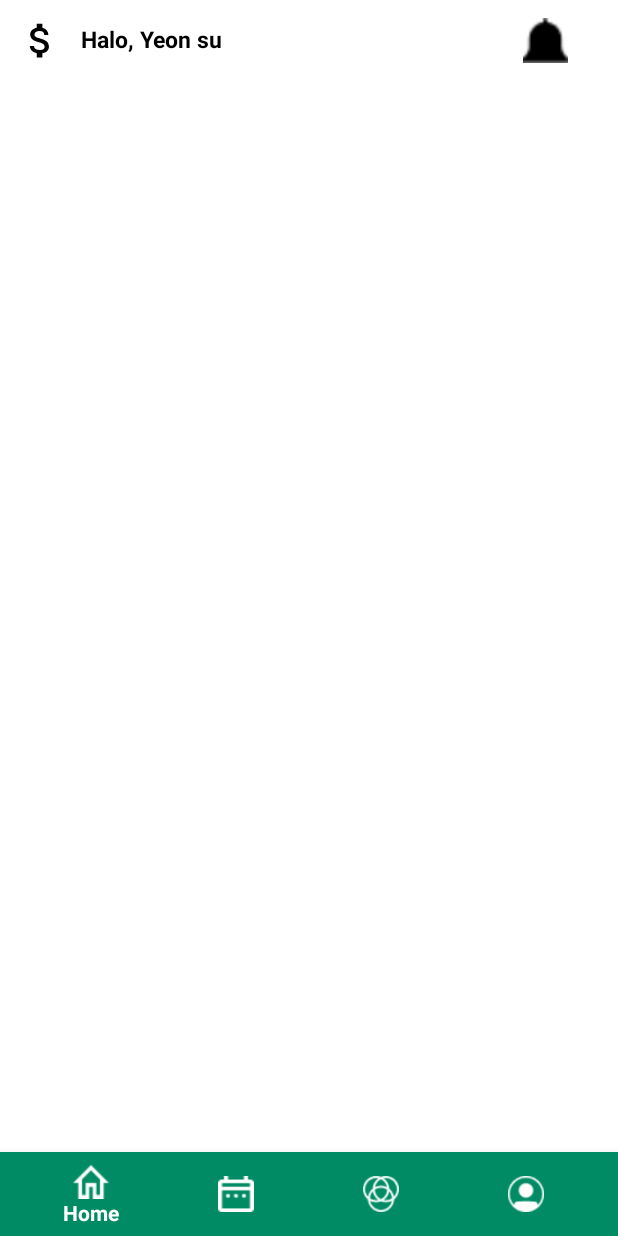
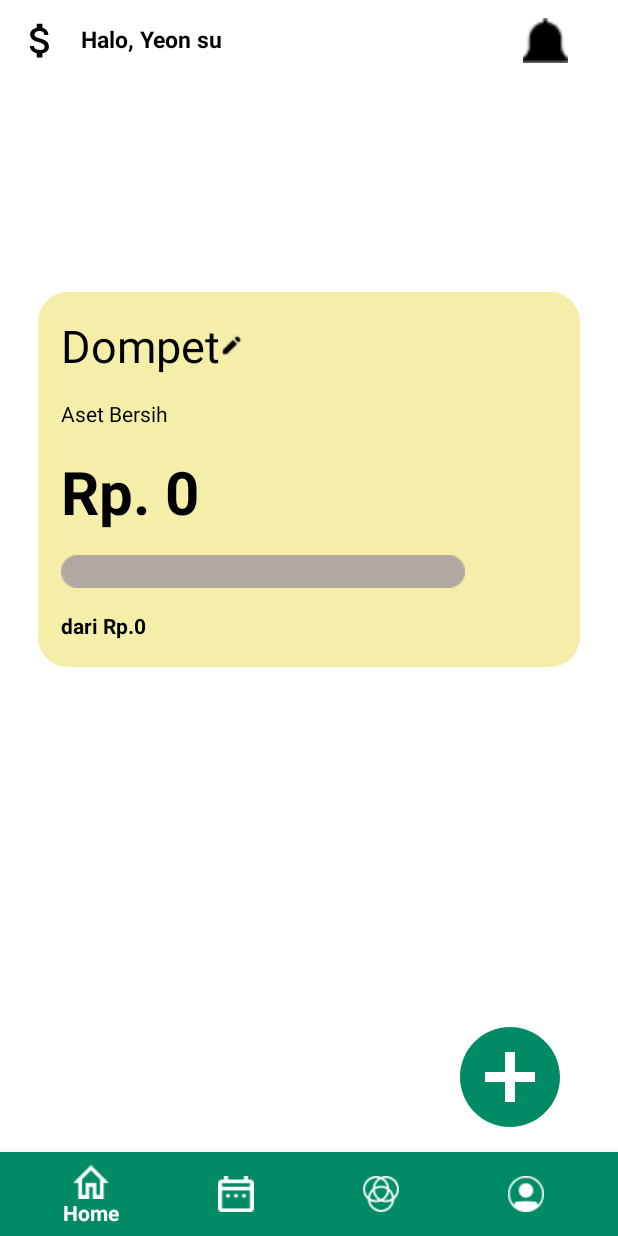
Before and after one commit to fillah11/MassiveC-mAYMO, an Android app: the screen it shows after launch once a user with an empty profile is signed in (MainActivity), on a phone screen of 412 x 824 dp. Run offline under Robolectric (Android 15) with nearby library versions, the phone set to English and light mode, and no system bars; our stand-ins replace Firebase (no records; nobody signed in at launch, a user with empty details on screens opened directly); 4 statements that could not run were skipped.

Commit message:
home dompet berhasil

```diff
--- a/app/src/main/java/com/fillah/massiveaha/fragment/HomeFragment.kt
+++ b/app/src/main/java/com/fillah/massiveaha/fragment/HomeFragment.kt
@@ -7,12 +7,11 @@ import android.view.LayoutInflater
 import android.view.View
 import android.view.ViewGroup
 import androidx.fragment.app.FragmentManager
+import androidx.fragment.app.FragmentTransaction
 import com.fillah.massiveaha.Functions
 import com.fillah.massiveaha.R
 import com.fillah.massiveaha.databinding.FragmentHomeBinding
-import com.fillah.massiveaha.one.DompetTanpaTemplateFragment
-import com.fillah.massiveaha.one.DompetTemplateFragment
-import com.fillah.massiveaha.one.TipsAct
+import com.fillah.massiveaha.one.*
 import kotlinx.android.synthetic.main.activity_main.*
 
 
@@ -21,6 +20,9 @@ class HomeFragment : Fragment() {
     private var _binding: FragmentHomeBinding? = null
     private val binding get() = _binding!!
     private val functions = Functions()
+
+    private val DompetTemplateFragment = DompetTemplateFragment()
+    private val DompetTanpaTemplateFragment = DompetTanpaTemplateFragment()
 
     override fun onCreateView(
         inflater: LayoutInflater, container: ViewGroup?,
@@ -34,10 +36,14 @@ class HomeFragment : Fragment() {
                 val useTemplate = it.data?.get("template")
 
                 if (useTemplate as Boolean){
-
-
+                    val transaction: FragmentTransaction = requireFragmentManager().beginTransaction()
+                    transaction.replace(binding.FrameDompet.id ,DompetTemplateFragment)
+                    transaction.commit()
                 } else {
                     //kalo ga pake template mau apa
+                    val transaction: FragmentTransaction = requireFragmentManager().beginTransaction()
+                    transaction.replace(binding.FrameDompet.id ,DompetTanpaTemplateFragment)
+                    transaction.commit()
 
 
                 }
@@ -46,9 +52,9 @@ class HomeFragment : Fragment() {
                 val aset = functions.formatRupiah(it.data?.get("aset").toString().toDouble())
                 val pendapatan = "dari ${functions.formatRupiah(it.data?.get("pendapatan").toString().toDouble())}"
 
-                binding.tvUsername.text = username
+               /*binding.tvUsername.text = username
                 binding.tvAset.text = aset
-                binding.tvPendapatan.text = pendapatan
+                binding.tvPendapatan.text = pendapatan*/
             }
             .addOnFailureListener {
                 println("failed to retrieve data. $it")
--- /dev/null
+++ b/app/src/main/res/drawable/btn_add.xml
@@ -0,0 +1,5 @@
+<vector android:height="70dp" android:tint="#008B64"
+    android:viewportHeight="24" android:viewportWidth="24"
+    android:width="70dp" xmlns:android="http://schemas.android.com/apk/res/android">
+    <path android:fillColor="@android:color/white" android:pathData="M12,2C6.48,2 2,6.48 2,12s4.48,10 10,10 10,-4.48 10,-10S17.52,2 12,2zM17,13h-4v4h-2v-4L7,13v-2h4L11,7h2v4h4v2z"/>
+</vector>
--- a/app/src/main/res/layout/fragment_dompet_template.xml
+++ b/app/src/main/res/layout/fragment_dompet_template.xml
@@ -10,7 +10,7 @@
         android:layout_width="match_parent"
         android:layout_height="wrap_content"
         android:layout_marginStart="25dp"
-        android:layout_marginTop="50dp"
+        android:layout_marginTop="2dp"
         android:layout_marginEnd="25dp"
         android:layout_marginBottom="25dp"
         android:background="@drawable/dompet_bar"
--- a/app/src/main/res/layout/fragment_home.xml
+++ b/app/src/main/res/layout/fragment_home.xml
@@ -40,12 +40,43 @@
 
     </LinearLayout>
 
-    <FrameLayout
-        android:layout_width="wrap_content"
-        android:layout_height="0dp"
-        android:layout_marginTop="90dp"
-        android:id="@+id/FrameDompet"
-        />
+    <LinearLayout
+        android:layout_width="match_parent"
+        android:layout_height="wrap_content"
+        android:layout_below="@+id/user1"
+        android:layout_marginTop="10dp"
+        android:gravity="center_vertical"
+        android:orientation="horizontal">
+
+        <FrameLayout
+            android:id="@+id/FrameDompet"
+            android:layout_width="wrap_content"
+            android:layout_height="wrap_content"
+            android:layout_marginTop="50dp" />
+
+    </LinearLayout>
+
+
+    <LinearLayout
+        android:id="@+id/add"
+        android:layout_width="match_parent"
+        android:layout_height="wrap_content"
+        android:layout_alignParentBottom="true"
+        android:layout_marginBottom="10dp"
+        android:gravity="center_vertical"
+        android:orientation="horizontal">
+
+        <ImageView
+            android:layout_width="80dp"
+            android:layout_height="80dp"
+            android:layout_marginLeft="300dp"
+            android:layout_marginRight="25dp"
+            android:src="@drawable/btn_add"
+            android:id="@+id/btnAdd"/>
+    </LinearLayout>
+
+
+
 
 
 
```
